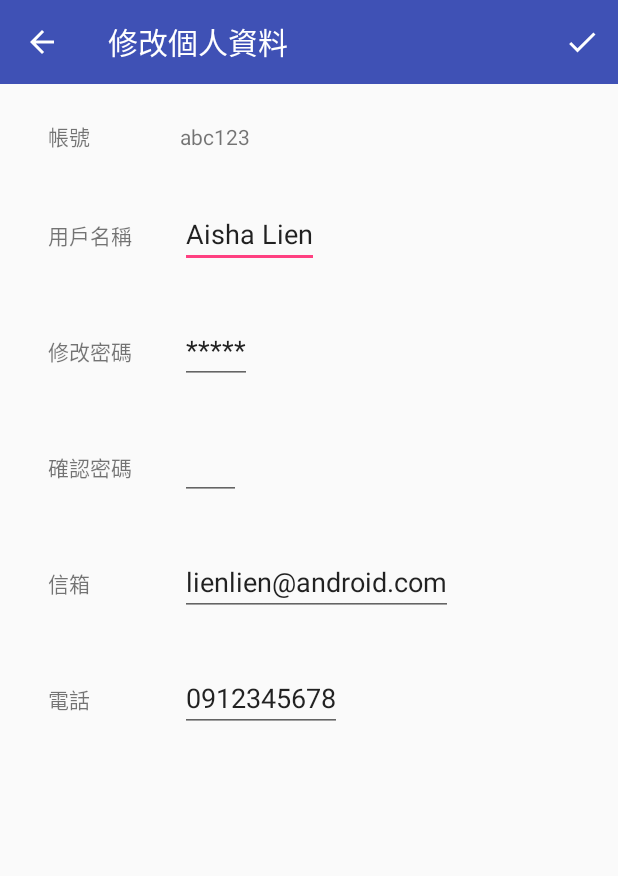
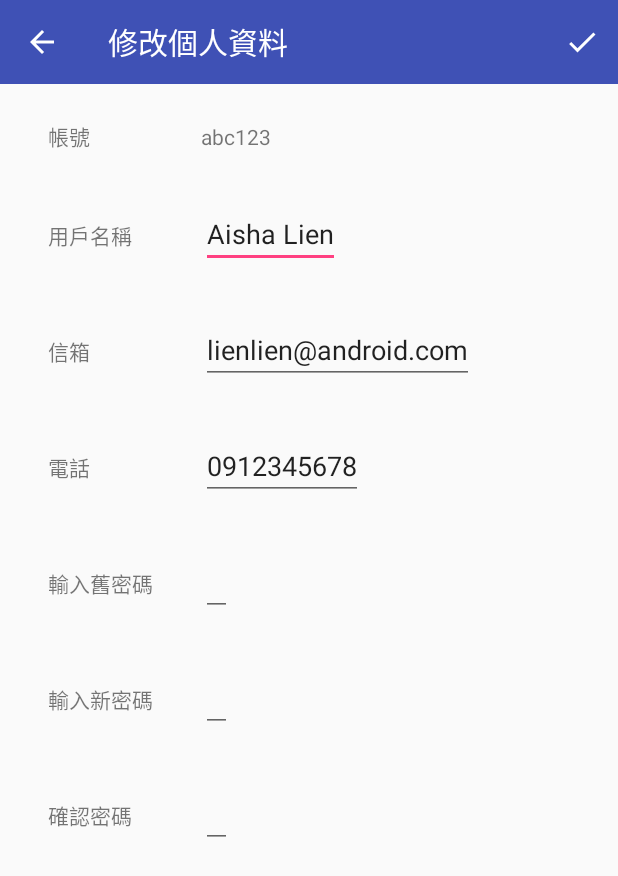
Before and after one commit to 107bento/App, an Android app: the profile screen opened directly, with no data from a screen before it, after a tap on "編輯", on a phone screen of 412 x 824 dp. Shown: the top 876 px of the screen. Run offline under Robolectric (Android 15) with nearby library versions, the phone set to English and light mode, and no system bars.

Commit message:
個人資料修改後回寫前頁

```diff
--- a/Bento/app/src/main/java/com/example/aishalien/bento/profile.java
+++ b/Bento/app/src/main/java/com/example/aishalien/bento/profile.java
@@ -27,6 +27,7 @@ import android.view.View;
 import android.view.Menu;
 import android.view.MenuItem;
 import android.widget.Button;
+import android.widget.TextView;
 import android.widget.Toast;
 
 public class profile extends AppCompatActivity {
@@ -36,7 +37,7 @@ public class profile extends AppCompatActivity {
         super.onCreate(savedInstanceState);
         setContentView(R.layout.activity_profile);
 
-//      toolbar
+        // toolbar
         Toolbar toolbar = (Toolbar) findViewById(R.id.toolbar_profile);
         // Title
         toolbar.setTitle("Aisha Lien");
@@ -46,13 +47,13 @@ public class profile extends AppCompatActivity {
         // 設置返回按鍵作用
         getSupportActionBar().setDisplayHomeAsUpEnabled(true);
 
-//        collapsingToolbar
+        // collapsingToolbar
         CollapsingToolbarLayout collapsingToolbar =
                 (CollapsingToolbarLayout) findViewById(R.id.collapsing_toolbar);
         collapsingToolbar.setTitle("Aisha Lien");
 
 
-//        FAB
+        // 相機按鈕FAB
         FloatingActionButton fab = (FloatingActionButton) findViewById(R.id.profile_photo_fab);
         fab.setOnClickListener(new View.OnClickListener() {
             @Override
@@ -62,8 +63,19 @@ public class profile extends AppCompatActivity {
             }
         });
 
+        // 接收 profile_modify 傳回的資料
+        Bundle bData = getIntent().getExtras();
+        if (bData != null) {
+            TextView mName = (TextView) findViewById(R.id.name);
+            TextView mEmail = (TextView) findViewById(R.id.email);
+            TextView mPhone = (TextView) findViewById(R.id.phone);
+
+            // 回寫資料
+            mName.setText(bData.getString("mName"));
+            mEmail.setText(bData.getString("mEmail"));
+            mPhone.setText(bData.getString("mPhone"));
+        }
     }
-
 
     @Override
     public boolean onCreateOptionsMenu(Menu menu) {
@@ -80,31 +92,26 @@ public class profile extends AppCompatActivity {
         int id = item.getItemId();
 
         //noinspection SimplifiableIfStatement
-        if (id == R.id.action_edit) {
-            // 點擊 menu 上的編輯 > 跳頁
+        if (id == R.id.action_edit) { // 點擊 menu 上的編輯
+            String p_account = (((TextView) findViewById(R.id.account)).getText()).toString();
+            String p_name = (((TextView) findViewById(R.id.name)).getText()).toString();
+            String p_email = (((TextView) findViewById(R.id.email)).getText()).toString();
+            String p_phone = (((TextView) findViewById(R.id.phone)).getText()).toString();
+
+            // 準備資料給下一頁
+            Bundle bag = new Bundle();
+            bag.putString("mAccount", p_account);
+            bag.putString("mName", p_name);
+            bag.putString("mEmail", p_email);
+            bag.putString("mPhone", p_phone);
+
+            // 跳頁
             Intent intent = new Intent();
             intent.setClass(profile.this, profile_modify.class);
+            intent.putExtras(bag);
             startActivity(intent);
             return true;
         }
         return super.onOptionsItemSelected(item);
-    }
-
-    //
-    private Toolbar.OnMenuItemClickListener onMenuItemClick = new Toolbar.OnMenuItemClickListener() {
-        @Override
-        public boolean onMenuItemClick(MenuItem menuItem) {
-            String msg = "";
-            switch (menuItem.getItemId()) {
-                case R.id.action_edit:
-                    msg += "Click edit";
-                    break;
-            }
-
-            if (!msg.equals("")) {
-                Toast.makeText(profile.this, msg, Toast.LENGTH_SHORT).show();
-            }
-            return true;
-        }
     };
 }
--- a/Bento/app/src/main/java/com/example/aishalien/bento/profile_modify.java
+++ b/Bento/app/src/main/java/com/example/aishalien/bento/profile_modify.java
@@ -27,6 +27,8 @@ import android.view.View;
 import android.view.Menu;
 import android.view.MenuItem;
 import android.widget.Button;
+import android.widget.EditText;
+import android.widget.TextView;
 import android.widget.Toast;
 
 public class profile_modify extends AppCompatActivity {
@@ -37,7 +39,7 @@ public class profile_modify extends AppCompatActivity {
         super.onCreate(savedInstanceState);
         setContentView(R.layout.profile_modify);
 
-//      toolbar
+        // toolbar
         mtoolbar = (Toolbar) findViewById(R.id.toolbar_profile_modify);
         // 設置狀態欄透明
         if (Build.VERSION.SDK_INT >= Build.VERSION_CODES.KITKAT) {
@@ -48,6 +50,22 @@ public class profile_modify extends AppCompatActivity {
         setSupportActionBar(mtoolbar);
         // 設置返回按鍵作用
         getSupportActionBar().setDisplayHomeAsUpEnabled(true);
+
+
+        // 接收 profile 的資料
+        Bundle bData = getIntent().getExtras();
+        if (bData != null) {
+            TextView mAccount = (TextView) findViewById(R.id.account) ;
+            EditText mName = (EditText) findViewById(R.id.name);
+            EditText mEmail = (EditText) findViewById(R.id.email);
+            EditText mPhone = (EditText) findViewById(R.id.phone);
+
+            // 回寫資料
+            mAccount.setText(bData.getString("mAccount"));
+            mName.setText(bData.getString("mName"));
+            mEmail.setText(bData.getString("mEmail"));
+            mPhone.setText(bData.getString("mPhone"));
+        }
     }
 
     @Override
@@ -64,15 +82,37 @@ public class profile_modify extends AppCompatActivity {
         // as you specify a parent activity in AndroidManifest.xml.
         int id = item.getItemId();
 
-        //noinspection SimplifiableIfStatement
-        if (id == R.id.action_ok) {
-            // 點擊menu上的ok
-            // 儲存資料
-            // 並跳頁
-            Intent intent = new Intent();
-            intent.setClass(profile_modify.this, profile.class);
-            startActivity(intent);
-            return true;
+        switch(id) {
+
+            case android.R.id.home: // 按了 Action Bar 的返回鍵
+                onBackPressed();
+                return true;    // 注意! 一定要回傳 true
+
+            case R.id.action_ok:  // 點擊 menu 上的 ok
+                // 取得頁面資料
+                String mAccount = (((TextView) findViewById(R.id.account)).getText()).toString();
+                String modified_name = (((EditText) findViewById(R.id.name)).getText()).toString();
+                String old_pwd = (((EditText) findViewById(R.id.old_password)).getText()).toString();
+                String new_pwd = (((EditText) findViewById(R.id.new_password)).getText()).toString();
+                String check_new_pwd = (((EditText) findViewById(R.id.check_new_pwd)).getText()).toString();
+                String modified_email = (((EditText) findViewById(R.id.email)).getText()).toString();
+                String modified_phone = (((EditText) findViewById(R.id.phone)).getText()).toString();
+
+                // 準備回傳前頁的資料
+                Bundle bag = new Bundle();
+                bag.putString("mName", modified_name);
+                bag.putString("mEmail", modified_email);
+                bag.putString("mPhone", modified_phone);
+
+                // 送出資料，存回資料庫
+
+
+                // 返回前頁
+                Intent mIntent = new Intent();
+                mIntent.setClass(profile_modify.this, profile.class);
+                mIntent.putExtras(bag);
+                startActivity(mIntent);
+                return true;
         }
         return super.onOptionsItemSelected(item);
     };
--- a/Bento/app/src/main/res/layout/content_profile.xml
+++ b/Bento/app/src/main/res/layout/content_profile.xml
@@ -27,6 +27,7 @@
                 android:layout_margin="@dimen/text_margin"
                 android:text="@string/profile_account" />
             <TextView
+                android:id="@+id/account"
                 android:layout_width="wrap_content"
                 android:layout_height="wrap_content"
                 android:layout_margin="@dimen/text_margin"
@@ -44,6 +45,7 @@
                 android:layout_margin="@dimen/text_margin"
                 android:text="@string/profile_name" />
             <TextView
+                android:id="@+id/name"
                 android:layout_width="wrap_content"
                 android:layout_height="wrap_content"
                 android:layout_margin="@dimen/text_margin"
@@ -61,6 +63,7 @@
                 android:layout_margin="@dimen/text_margin"
                 android:text="@string/profile_mail" />
             <TextView
+                android:id="@+id/email"
                 android:layout_width="wrap_content"
                 android:layout_height="wrap_content"
                 android:layout_margin="@dimen/text_margin"
@@ -78,6 +81,7 @@
                 android:layout_margin="@dimen/text_margin"
                 android:text="@string/profile_phone" />
             <TextView
+                android:id="@+id/phone"
                 android:layout_width="wrap_content"
                 android:layout_height="wrap_content"
                 android:layout_margin="@dimen/text_margin"
--- a/Bento/app/src/main/res/layout/profile_modify.xml
+++ b/Bento/app/src/main/res/layout/profile_modify.xml
@@ -32,15 +32,16 @@
         android:orientation="horizontal" >
 
         <TextView
+            android:id="@+id/username"
             android:layout_width="wrap_content"
             android:layout_height="wrap_content"
             android:layout_margin="@dimen/text_margin"
             android:text="@string/profile_account" />
         <TextView
+            android:id="@+id/account"
             android:layout_width="wrap_content"
             android:layout_height="wrap_content"
-            android:layout_margin="@dimen/text_margin"
-            android:text="abc123" />
+            android:layout_margin="@dimen/text_margin" />
 
         <!--用戶名稱-->
         <TextView
@@ -49,33 +50,10 @@
             android:layout_margin="@dimen/text_margin"
             android:text="@string/profile_name" />
         <EditText
+            android:id="@+id/name"
             android:layout_width="wrap_content"
             android:layout_height="wrap_content"
-            android:layout_margin="@dimen/text_margin"
-            android:text="Aisha Lien" />
-
-        <!--修改密碼與確認-->
-        <TextView
-            android:layout_width="wrap_content"
-            android:layout_height="wrap_content"
-            android:layout_margin="@dimen/text_margin"
-            android:text="@string/profile_passward" />
-        <EditText
-            android:layout_width="wrap_content"
-            android:layout_height="wrap_content"
-            android:layout_margin="@dimen/text_margin"
-            android:text="*****" />
-        <TextView
-            android:layout_width="wrap_content"
-            android:layout_height="wrap_content"
-            android:layout_margin="@dimen/text_margin"
-            android:text="確認密碼" />
-        <EditText
-            android:layout_width="wrap_content"
-            android:layout_height="wrap_content"
-            android:layout_margin="@dimen/text_margin"
-            android:text="       "
-            android:maxLength="20"/>
+            android:layout_margin="@dimen/text_margin" />
 
         <!--信箱-->
         <TextView
@@ -84,10 +62,10 @@
             android:layout_margin="@dimen/text_margin"
             android:text="@string/profile_mail" />
         <EditText
+            android:id="@+id/email"
             android:layout_width="wrap_content"
             android:layout_height="wrap_content"
-            android:layout_margin="@dimen/text_margin"
-            android:text="lienlien@android.com" />
+            android:layout_margin="@dimen/text_margin" />
 
         <!--電話-->
         <TextView
@@ -96,10 +74,45 @@
             android:layout_margin="@dimen/text_margin"
             android:text="@string/profile_phone" />
         <EditText
+            android:id="@+id/phone"
+            android:layout_width="wrap_content"
+            android:layout_height="wrap_content"
+            android:layout_margin="@dimen/text_margin" />
+
+        <!--修改密碼與確認-->
+        <TextView
             android:layout_width="wrap_content"
             android:layout_height="wrap_content"
             android:layout_margin="@dimen/text_margin"
-            android:text="0912345678" />
+            android:text="輸入舊密碼" />
+        <EditText
+            android:id="@+id/old_password"
+            android:layout_width="wrap_content"
+            android:layout_height="wrap_content"
+            android:layout_margin="@dimen/text_margin"
+            android:maxLength="20"/>
+        <TextView
+            android:layout_width="wrap_content"
+            android:layout_height="wrap_content"
+            android:layout_margin="@dimen/text_margin"
+            android:text="輸入新密碼" />
+        <EditText
+            android:id="@+id/new_password"
+            android:layout_width="wrap_content"
+            android:layout_height="wrap_content"
+            android:layout_margin="@dimen/text_margin"
+            android:maxLength="20"/>
+        <TextView
+            android:layout_width="wrap_content"
+            android:layout_height="wrap_content"
+            android:layout_margin="@dimen/text_margin"
+            android:text="確認密碼" />
+        <EditText
+            android:id="@+id/check_new_pwd"
+            android:layout_width="wrap_content"
+            android:layout_height="wrap_content"
+            android:layout_margin="@dimen/text_margin"
+            android:maxLength="20"/>
     </GridLayout>
 
 </LinearLayout>
```
